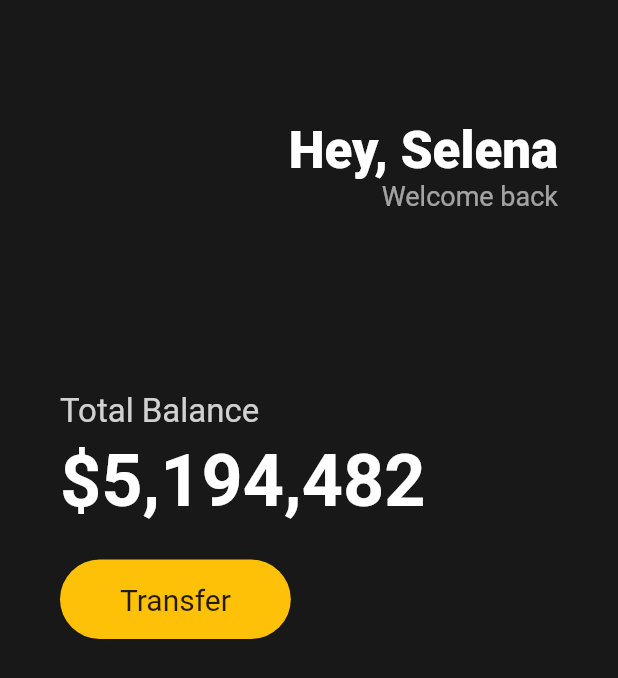
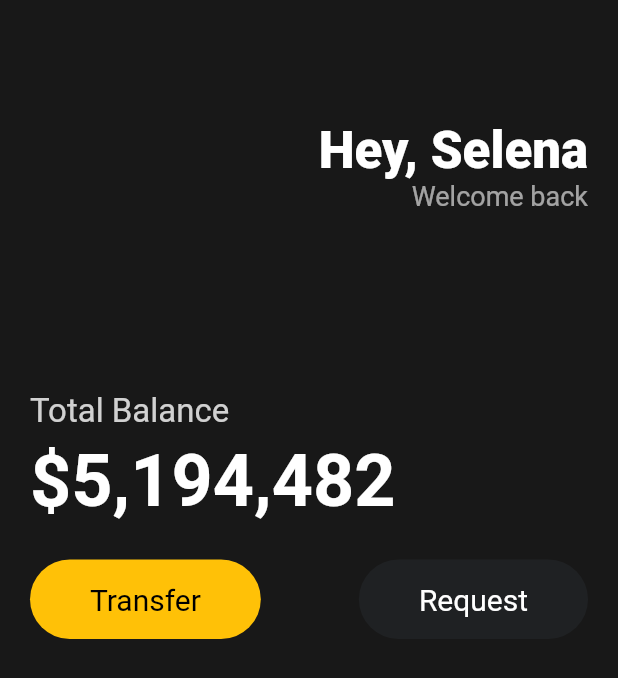
Before and after one commit to StudioZERONE/study_flutter_01_toonflix, a Flutter app: the screen it shows after launch, on a phone screen of 412 x 824 dp. Shown: the top 678 px of the screen. Run offline on Flutter 3.47's test engine with Material 2 defaults, Android fonts, the phone set to English and light mode, and no system bars.

Commit message:
버튼을 별도 클래스(위젯)으로 만들어서 분리

```diff
--- a/lib/main.dart
+++ b/lib/main.dart
@@ -11,7 +11,7 @@ class App extends StatelessWidget {
       home: Scaffold(
           backgroundColor: const Color(0xFF181818),
           body: Padding(
-            padding: const EdgeInsets.symmetric(horizontal: 40),
+            padding: const EdgeInsets.symmetric(horizontal: 20),
             child: Column(
               crossAxisAlignment: CrossAxisAlignment.start,
               children: [
@@ -68,24 +68,17 @@ class App extends StatelessWidget {
                   height: 25,
                 ),
                 Row(
-                  children: [
-                    Container(
-                      decoration: BoxDecoration(
-                        color: Colors.amber,
-                        borderRadius: BorderRadius.circular(45),
-                      ),
-                      child: const Padding(
-                        padding: EdgeInsets.symmetric(
-                          vertical: 15,
-                          horizontal: 40,
-                        ),
-                        child: Text(
-                          'Transfer',
-                          style: TextStyle(
-                            fontSize: 20,
-                          ),
-                        ),
-                      ),
+                  mainAxisAlignment: MainAxisAlignment.spaceBetween,
+                  children: const [
+                    MyButton01(
+                      text: 'Transfer',
+                      bgColor: Colors.amber,
+                      textColor: Colors.black,
+                    ),
+                    MyButton01(
+                      text: 'Request',
+                      bgColor: Color(0xFF1F2123),
+                      textColor: Colors.white,
                     ),
                   ],
                 ),
@@ -95,3 +88,39 @@ class App extends StatelessWidget {
     );
   }
 }
+
+class MyButton01 extends StatelessWidget {
+  final String text;
+  final Color bgColor;
+  final Color textColor;
+
+  const MyButton01({
+    super.key,
+    required this.text,
+    required this.bgColor,
+    required this.textColor,
+  });
+
+  @override
+  Widget build(BuildContext context) {
+    return Container(
+      decoration: BoxDecoration(
+        color: bgColor,
+        borderRadius: BorderRadius.circular(45),
+      ),
+      child: Padding(
+        padding: const EdgeInsets.symmetric(
+          vertical: 15,
+          horizontal: 40,
+        ),
+        child: Text(
+          text, //'Transfer'
+          style: TextStyle(
+            fontSize: 20,
+            color: textColor,
+          ),
+        ),
+      ),
+    );
+  }
+}
```
Also changed, not shown: 1 other file.
